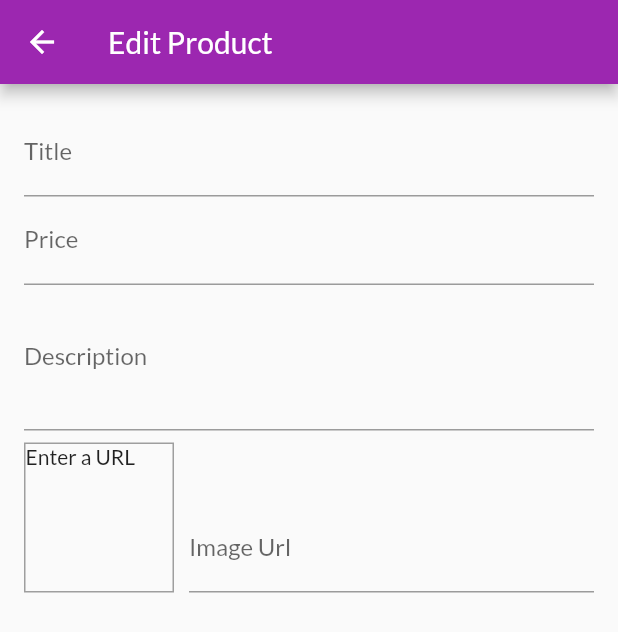
After one commit to dhimasprajaya/flutter-shop-app, a Flutter app: the EditProductScreen screen opened by its route, on a phone screen of 412 x 824 dp. The commit adds this screen. Shown: the top 632 px of the screen. Run offline on Flutter 3.47's test engine with Material 2 defaults, Android fonts, the phone set to English and light mode, and no system bars; network calls fail.

Commit message:
create edit product screen

```diff
--- a/lib/main.dart
+++ b/lib/main.dart
@@ -6,6 +6,8 @@ import './screens/product_detail_screen.dart';
 import './screens/cart_screen.dart';
 import './screens/orders_screen.dart';
 import './screens/user_products_screen.dart';
+import './screens/edit_product_screen.dart';
+
 import './providers/products.dart';
 import './providers/cart.dart';
 import './providers/orders.dart';
@@ -29,6 +31,7 @@ class MyApp extends StatelessWidget {
       ],
       child: MaterialApp(
         title: 'Shop App',
+        debugShowCheckedModeBanner: false,
         theme: ThemeData(
           primarySwatch: Colors.purple,
           accentColor: Colors.deepOrange,
@@ -41,6 +44,7 @@ class MyApp extends StatelessWidget {
           CartScreen.routeName: (ctx) => CartScreen(),
           OrdersScreen.routeName: (ctx) => OrdersScreen(),
           UserProductsScreen.routeName: (ctx) => UserProductsScreen(),
+          EditProductScreen.routeName: (ctx) => EditProductScreen(),
         },
       ),
     );
--- /dev/null
+++ b/lib/screens/edit_product_screen.dart
@@ -0,0 +1,113 @@
+import 'package:flutter/material.dart';
+
+class EditProductScreen extends StatefulWidget {
+  static const routeName = '/edit-product';
+
+  @override
+  _EditProductScreenState createState() => _EditProductScreenState();
+}
+
+class _EditProductScreenState extends State<EditProductScreen> {
+  final _priceFocusNode = FocusNode();
+  final _descriptionFocusNode = FocusNode();
+  final _imageUrlController = TextEditingController();
+  final _imageUrlFocusNode = FocusNode();
+
+  @override
+  void initState() {
+    _imageUrlFocusNode.addListener(_updateImageUrl);
+    super.initState();
+  }
+
+  @override
+  void dispose() {
+    _imageUrlFocusNode.removeListener(_updateImageUrl);
+    _priceFocusNode.dispose();
+    _descriptionFocusNode.dispose();
+    _imageUrlController.dispose();
+    _imageUrlFocusNode.dispose();
+    super.dispose();
+  }
+
+  void _updateImageUrl() {
+    if (!_imageUrlFocusNode.hasFocus) {
+      setState(() {});
+    }
+  }
+
+  @override
+  Widget build(BuildContext context) {
+    return Scaffold(
+      appBar: AppBar(
+        title: Text('Edit Product'),
+      ),
+      body: Padding(
+        padding: const EdgeInsets.all(16.0),
+        child: Form(
+          child: ListView(
+            children: <Widget>[
+              TextFormField(
+                decoration: InputDecoration(labelText: 'Title'),
+                textInputAction: TextInputAction.next,
+                onFieldSubmitted: (_) {
+                  FocusScope.of(context).requestFocus(_priceFocusNode);
+                },
+              ),
+              TextFormField(
+                decoration: InputDecoration(labelText: 'Price'),
+                textInputAction: TextInputAction.next,
+                keyboardType: TextInputType.number,
+                focusNode: _priceFocusNode,
+                onFieldSubmitted: (_) {
+                  FocusScope.of(context).requestFocus(_descriptionFocusNode);
+                },
+              ),
+              TextFormField(
+                decoration: InputDecoration(labelText: 'Description'),
+                maxLines: 3,
+                keyboardType: TextInputType.multiline,
+                focusNode: _descriptionFocusNode,
+              ),
+              Row(
+                crossAxisAlignment: CrossAxisAlignment.end,
+                children: <Widget>[
+                  Container(
+                    width: 100,
+                    height: 100,
+                    margin: EdgeInsets.only(
+                      top: 8,
+                      right: 10,
+                    ),
+                    decoration: BoxDecoration(
+                      border: Border.all(
+                        width: 1,
+                        color: Colors.grey,
+                      ),
+                    ),
+                    child: _imageUrlController.text.isEmpty
+                        ? Text('Enter a URL')
+                        : FittedBox(
+                            child: Image.network(
+                              _imageUrlController.text,
+                              fit: BoxFit.cover,
+                            ),
+                          ),
+                  ),
+                  Expanded(
+                    child: TextFormField(
+                      decoration: InputDecoration(labelText: 'Image Url'),
+                      keyboardType: TextInputType.url,
+                      textInputAction: TextInputAction.done,
+                      controller: _imageUrlController,
+                      focusNode: _imageUrlFocusNode,
+                    ),
+                  ),
+                ],
+              )
+            ],
+          ),
+        ),
+      ),
+    );
+  }
+}
--- a/lib/screens/user_products_screen.dart
+++ b/lib/screens/user_products_screen.dart
@@ -4,6 +4,7 @@ import 'package:provider/provider.dart';
 import '../providers/products.dart';
 import '../widgets/user_product_item.dart';
 import '../widgets/app_drawer.dart';
+import '../screens/edit_product_screen.dart';
 
 class UserProductsScreen extends StatelessWidget {
   static const routeName = '/user-products';
@@ -18,7 +19,7 @@ class UserProductsScreen extends StatelessWidget {
           IconButton(
             icon: const Icon(Icons.add),
             onPressed: () {
-              // ...
+              Navigator.of(context).pushNamed(EditProductScreen.routeName);
             },
           )
         ],
```
